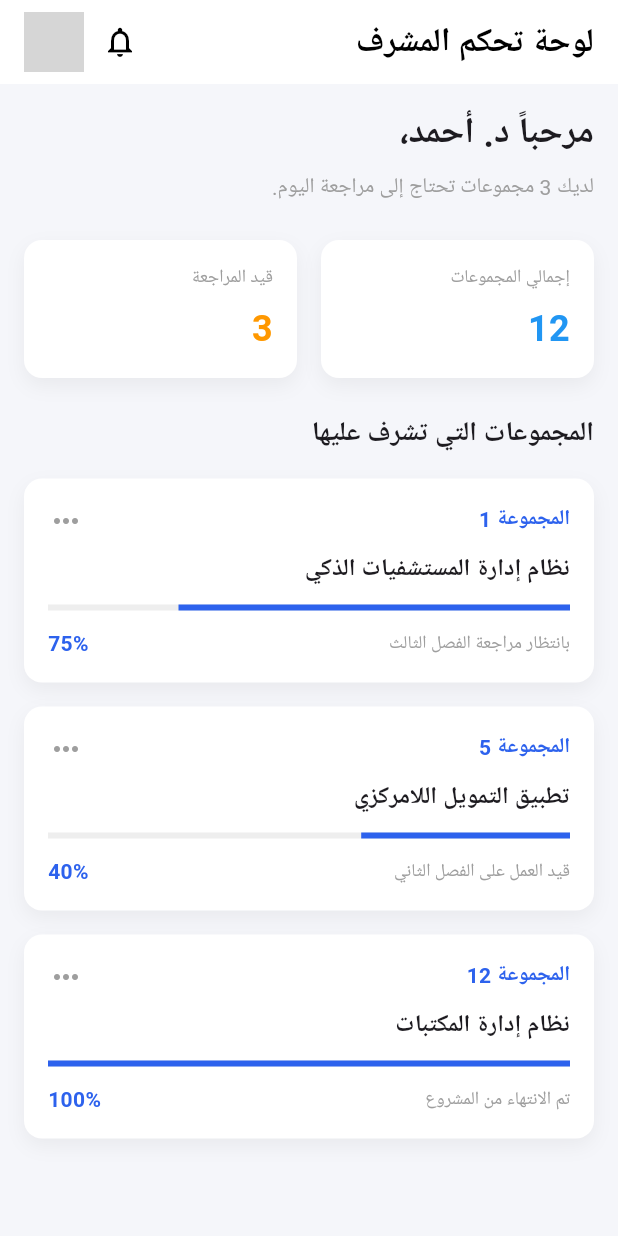
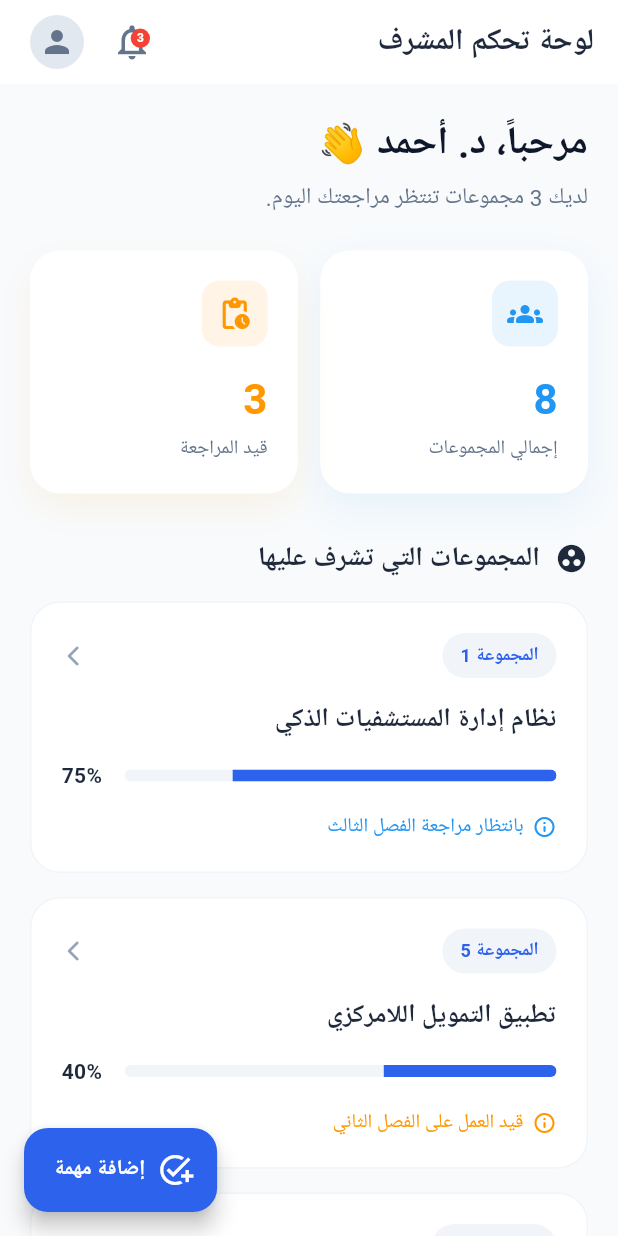
Before and after one commit to wjih28/Supervisor-system, a Flutter app: the SupervisorDashboard screen opened directly, on a phone screen of 412 x 824 dp. Run offline on Flutter 3.47's test engine with Material 3 defaults, Android fonts, the phone set to English and light mode, and no system bars; our stand-ins replace supabase_flutter; accounts and stored records are empty; network calls fail; Roboto replaces fonts that are missing (Arial); grey boxes are pictures that could not be loaded.

Commit message:
Enhance Supervisor Dashboard UI with professional design and stats cards

```diff
--- a/lib/screens/supervisor_dashboard.dart
+++ b/lib/screens/supervisor_dashboard.dart
@@ -1,126 +1,225 @@
 import 'package:flutter/material.dart';
+import 'package:supabase_flutter/supabase_flutter.dart';
 
-class SupervisorDashboard extends StatelessWidget {
+class SupervisorDashboard extends StatefulWidget {
   const SupervisorDashboard({super.key});
+
+  @override
+  State<SupervisorDashboard> createState() => _SupervisorDashboardState();
+}
+
+class _SupervisorDashboardState extends State<SupervisorDashboard> {
+  final supabase = Supabase.instance.client;
+  bool _isLoading = true;
+  String _supervisorName = "د. أحمد";
+  int _totalGroups = 0;
+  int _pendingReviews = 0;
+
+  @override
+  void initState() {
+    super.initState();
+    _loadDashboardData();
+  }
+
+  Future<void> _loadDashboardData() async {
+    setState(() => _isLoading = true);
+    try {
+      // هنا سيتم جلب البيانات الحقيقية من Supabase لاحقاً
+      // حالياً سنحاكي جلب البيانات
+      await Future.delayed(const Duration(seconds: 1));
+
+      setState(() {
+        _totalGroups = 8;
+        _pendingReviews = 3;
+        _isLoading = false;
+      });
+    } catch (e) {
+      debugPrint('Error loading dashboard: $e');
+      setState(() => _isLoading = false);
+    }
+  }
 
   @override
   Widget build(BuildContext context) {
     return Scaffold(
-      backgroundColor: const Color(0xFFF5F6FA),
-      appBar: AppBar(
-        backgroundColor: Colors.white,
-        elevation: 0,
-        title: const Text(
-          'لوحة تحكم المشرف',
-          style: TextStyle(color: Colors.black, fontWeight: FontWeight.bold),
-        ),
-        actions: [
-          IconButton(
-            icon: const Icon(Icons.notifications_none, color: Colors.black),
-            onPressed: () {},
-          ),
-          const CircleAvatar(
-            backgroundImage: NetworkImage('https://i.pravatar.cc/150?u=supervisor'),
-          ),
-          const SizedBox(width: 16),
-        ],
-      ),
-      body: SingleChildScrollView(
-        padding: const EdgeInsets.all(16.0),
+      backgroundColor: const Color(0xFFF8FAFC),
+      appBar: _buildAppBar(),
+      body: _isLoading
+        ? const Center(child: CircularProgressIndicator())
+        : RefreshIndicator(
+            onRefresh: _loadDashboardData,
+            child: SingleChildScrollView(
+              physics: const AlwaysScrollableScrollPhysics(),
+              padding: const EdgeInsets.all(20.0),
               child: Column(
                 crossAxisAlignment: CrossAxisAlignment.start,
                 children: [
-            const Text(
-              'مرحباً د. أحمد،',
-              style: TextStyle(fontSize: 24, fontWeight: FontWeight.bold),
-            ),
-            const SizedBox(height: 8),
-            const Text(
-              'لديك 3 مجموعات تحتاج إلى مراجعة اليوم.',
-              style: TextStyle(color: Colors.grey),
-            ),
-            const SizedBox(height: 24),
-            Row(
-              children: [
-                _buildStatCard('إجمالي المجموعات', '12', Colors.blue),
-                const SizedBox(width: 16),
-                _buildStatCard('قيد المراجعة', '3', Colors.orange),
+                  _buildWelcomeHeader(),
+                  const SizedBox(height: 25),
+                  _buildStatsGrid(),
+                  const SizedBox(height: 30),
+                  _buildSectionHeader('المجموعات التي تشرف عليها', Icons.group_work_rounded),
+                  const SizedBox(height: 15),
+                  _buildProjectsList(),
                 ],
               ),
-            const SizedBox(height: 24),
-            const Text(
-              'المجموعات التي تشرف عليها',
-              style: TextStyle(fontSize: 18, fontWeight: FontWeight.bold),
             ),
-            const SizedBox(height: 16),
-            _buildGroupCard(
-              'نظام إدارة المستشفيات الذكي',
-              'المجموعة 1',
-              0.75,
-              'بانتظار مراجعة الفصل الثالث',
           ),
-            _buildGroupCard(
-              'تطبيق التمويل اللامركزي',
-              'المجموعة 5',
-              0.40,
-              'قيد العمل على الفصل الثاني',
+      floatingActionButton: FloatingActionButton.extended(
+        onPressed: () {
+          // إضافة مهمة جديدة للطلاب
+        },
+        backgroundColor: const Color(0xFF2D62ED),
+        icon: const Icon(Icons.add_task, color: Colors.white),
+        label: const Text('إضافة مهمة', style: TextStyle(color: Colors.white, fontWeight: FontWeight.bold)),
       ),
-            _buildGroupCard(
-              'نظام إدارة المكتبات',
-              'المجموعة 12',
-              1.0,
-              'تم الانتهاء من المشروع',
+    );
+  }
+
+  PreferredSizeWidget _buildAppBar() {
+    return AppBar(
+      backgroundColor: Colors.white,
+      elevation: 0,
+      centerTitle: false,
+      title: const Text(
+        'لوحة تحكم المشرف',
+        style: TextStyle(color: Color(0xFF1E293B), fontWeight: FontWeight.bold, fontSize: 20),
       ),
+      actions: [
+        Stack(
+          alignment: Alignment.center,
+          children: [
+            IconButton(
+              icon: const Icon(Icons.notifications_outlined, color: Color(0xFF64748B), size: 28),
+              onPressed: () {},
+            ),
+            Positioned(
+              right: 12,
+              top: 12,
+              child: Container(
+                padding: const EdgeInsets.all(4),
+                decoration: const BoxDecoration(color: Colors.red, shape: BoxShape.circle),
+                child: const Text('3', style: TextStyle(color: Colors.white, fontSize: 8, fontWeight: FontWeight.bold)),
+              ),
+            ),
+          ],
+        ),
+        const SizedBox(width: 8),
+        const CircleAvatar(
+          radius: 18,
+          backgroundColor: Color(0xFFE2E8F0),
+          child: Icon(Icons.person, color: Color(0xFF64748B)),
+        ),
+        const SizedBox(width: 20),
+      ],
+    );
+  }
+
+  Widget _buildWelcomeHeader() {
+    return Column(
+      crossAxisAlignment: CrossAxisAlignment.start,
+      children: [
+        Text(
+          'مرحباً، $_supervisorName 👋',
+          style: const TextStyle(fontSize: 26, fontWeight: FontWeight.bold, color: Color(0xFF0F172A)),
+        ),
+        const SizedBox(height: 6),
+        Text(
+          'لديك $_pendingReviews مجموعات تنتظر مراجعتك اليوم.',
+          style: const TextStyle(color: Color(0xFF64748B), fontSize: 15),
+        ),
+      ],
+    );
+  }
+
+  Widget _buildStatsGrid() {
+    return Row(
+      children: [
+        _buildStatCard('إجمالي المجموعات', _totalGroups.toString(), Icons.groups_rounded, Colors.blue),
+        const SizedBox(width: 15),
+        _buildStatCard('قيد المراجعة', _pendingReviews.toString(), Icons.pending_actions_rounded, Colors.orange),
+      ],
+    );
+  }
+
+  Widget _buildStatCard(String title, String value, IconData icon, Color color) {
+    return Expanded(
+      child: Container(
+        padding: const EdgeInsets.all(20),
+        decoration: BoxDecoration(
+          color: Colors.white,
+          borderRadius: BorderRadius.circular(20),
+          boxShadow: [
+            BoxShadow(color: color.withOpacity(0.08), blurRadius: 20, offset: const Offset(0, 10)),
+          ],
+        ),
+        child: Column(
+          crossAxisAlignment: CrossAxisAlignment.start,
+          children: [
+            Container(
+              padding: const EdgeInsets.all(10),
+              decoration: BoxDecoration(color: color.withOpacity(0.1), borderRadius: BorderRadius.circular(12)),
+              child: Icon(icon, color: color, size: 24),
+            ),
+            const SizedBox(height: 15),
+            Text(value, style: TextStyle(fontSize: 28, fontWeight: FontWeight.bold, color: color)),
+            const SizedBox(height: 4),
+            Text(title, style: const TextStyle(color: Color(0xFF64748B), fontSize: 13, fontWeight: FontWeight.w500)),
           ],
         ),
       ),
     );
   }
 
-  Widget _buildStatCard(String title, String value, Color color) {
-    return Expanded(
-      child: Container(
-        padding: const EdgeInsets.all(16),
-        decoration: BoxDecoration(
-          color: Colors.white,
-          borderRadius: BorderRadius.circular(12),
-          boxShadow: [
-            BoxShadow(
-              color: Colors.black.withOpacity(0.05),
-              blurRadius: 10,
-              offset: const Offset(0, 5),
+  Widget _buildSectionHeader(String title, IconData icon) {
+    return Row(
+      children: [
+        Icon(icon, color: const Color(0xFF1E293B), size: 22),
+        const SizedBox(width: 10),
+        Text(
+          title,
+          style: const TextStyle(fontSize: 18, fontWeight: FontWeight.bold, color: Color(0xFF1E293B)),
         ),
       ],
-        ),
-        child: Column(
-          crossAxisAlignment: CrossAxisAlignment.start,
-          children: [
-            Text(title, style: const TextStyle(color: Colors.grey, fontSize: 12)),
-            const SizedBox(height: 8),
-            Text(
-              value,
-              style: TextStyle(fontSize: 24, fontWeight: FontWeight.bold, color: color),
-            ),
-          ],
-        ),
-      ),
     );
   }
 
-  Widget _buildGroupCard(String title, String groupName, double progress, String status) {
+  Widget _buildProjectsList() {
+    return Column(
+      children: [
+        _buildProjectCard(
+          'نظام إدارة المستشفيات الذكي',
+          'المجموعة 1',
+          0.75,
+          'بانتظار مراجعة الفصل الثالث',
+          Colors.blue,
+        ),
+        _buildProjectCard(
+          'تطبيق التمويل اللامركزي',
+          'المجموعة 5',
+          0.40,
+          'قيد العمل على الفصل الثاني',
+          Colors.orange,
+        ),
+        _buildProjectCard(
+          'نظام إدارة المكتبات',
+          'المجموعة 12',
+          1.0,
+          'تم الانتهاء من المشروع',
+          Colors.green,
+        ),
+      ],
+    );
+  }
+
+  Widget _buildProjectCard(String title, String groupName, double progress, String status, Color statusColor) {
     return Container(
       margin: const EdgeInsets.only(bottom: 16),
-      padding: const EdgeInsets.all(16),
+      padding: const EdgeInsets.all(20),
       decoration: BoxDecoration(
         color: Colors.white,
-        borderRadius: BorderRadius.circular(12),
-        boxShadow: [
-          BoxShadow(
-            color: Colors.black.withOpacity(0.05),
-            blurRadius: 10,
-            offset: const Offset(0, 5),
-          ),
-        ],
+        borderRadius: BorderRadius.circular(20),
+        border: Border.all(color: const Color(0xFFF1F5F9)),
       ),
       child: Column(
         crossAxisAlignment: CrossAxisAlignment.start,
@@ -128,31 +227,40 @@ class SupervisorDashboard extends StatelessWidget {
           Row(
             mainAxisAlignment: MainAxisAlignment.spaceBetween,
             children: [
-              Text(
-                groupName,
-                style: const TextStyle(color: Color(0xFF2D62ED), fontWeight: FontWeight.bold),
+              Container(
+                padding: const EdgeInsets.symmetric(horizontal: 12, vertical: 6),
+                decoration: BoxDecoration(color: const Color(0xFFF1F5F9), borderRadius: BorderRadius.circular(30)),
+                child: Text(groupName, style: const TextStyle(color: Color(0xFF2D62ED), fontWeight: FontWeight.bold, fontSize: 12)),
               ),
-              const Icon(Icons.more_horiz, color: Colors.grey),
+              const Icon(Icons.arrow_forward_ios_rounded, color: Color(0xFF94A3B8), size: 16),
             ],
           ),
-          const SizedBox(height: 8),
-          Text(
-            title,
-            style: const TextStyle(fontSize: 16, fontWeight: FontWeight.bold),
+          const SizedBox(height: 15),
+          Text(title, style: const TextStyle(fontSize: 17, fontWeight: FontWeight.bold, color: Color(0xFF1E293B))),
+          const SizedBox(height: 15),
+          Row(
+            children: [
+              Expanded(
+                child: ClipRRect(
+                  borderRadius: BorderRadius.circular(10),
+                  child: LinearProgressIndicator(
+                    value: progress,
+                    minHeight: 8,
+                    backgroundColor: const Color(0xFFF1F5F9),
+                    valueColor: AlwaysStoppedAnimation<Color>(progress == 1.0 ? Colors.green : const Color(0xFF2D62ED)),
                   ),
-          const SizedBox(height: 12),
-          LinearProgressIndicator(
-            value: progress,
-            backgroundColor: Colors.grey[200],
-            valueColor: const AlwaysStoppedAnimation<Color>(Color(0xFF2D62ED)),
                 ),
-          const SizedBox(height: 12),
+              ),
+              const SizedBox(width: 15),
+              Text('${(progress * 100).toInt()}%', style: const TextStyle(fontWeight: FontWeight.bold, color: Color(0xFF1E293B))),
+            ],
+          ),
+          const SizedBox(height: 15),
           Row(
-            mainAxisAlignment: MainAxisAlignment.spaceBetween,
             children: [
-              Text(status, style: const TextStyle(color: Colors.grey, fontSize: 12)),
-              Text('${(progress * 100).toInt()}%',
-                  style: const TextStyle(color: Color(0xFF2D62ED), fontWeight: FontWeight.bold)),
+              Icon(Icons.info_outline_rounded, color: statusColor, size: 16),
+              const SizedBox(width: 6),
+              Text(status, style: TextStyle(color: statusColor, fontSize: 13, fontWeight: FontWeight.w500)),
             ],
           ),
         ],
```
Lines whose indentation alone changed are shown as unchanged.
